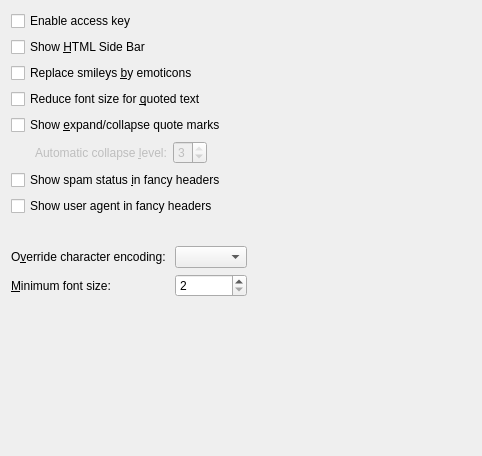
Before: the Qt Designer form messageviewer/src/ui/settings.ui in KDE/messagelib, drawn with Qt 5.
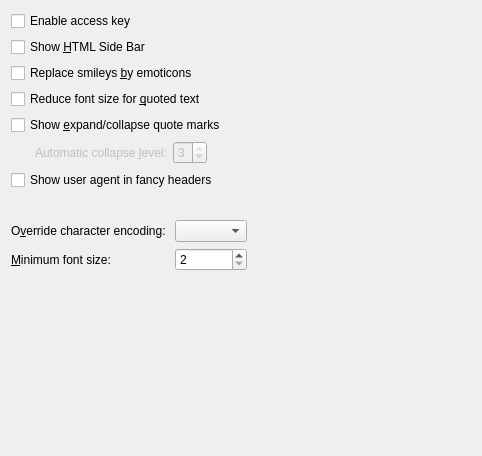
After: the same form once the commit is applied. Custom widgets are drawn as their Qt base class.

Commit message: remove option to disable spam status it is now part of the theme to show or not show it.

Diff of the .ui file:
```diff
--- a/messageviewer/src/ui/settings.ui
+++ b/messageviewer/src/ui/settings.ui
@@ -182,13 +182,6 @@
        </item>
       </layout>
      </item>
-     <item>
-      <widget class="QCheckBox" name="kcfg_showSpamStatus">
-       <property name="text">
-        <string>Show spam status &amp;in fancy headers</string>
-       </property>
-      </widget>
-     </item>
      <item>
       <widget class="QCheckBox" name="kcfg_ShowUserAgent">
        <property name="text">
```
The commit also changes 2 other files.
